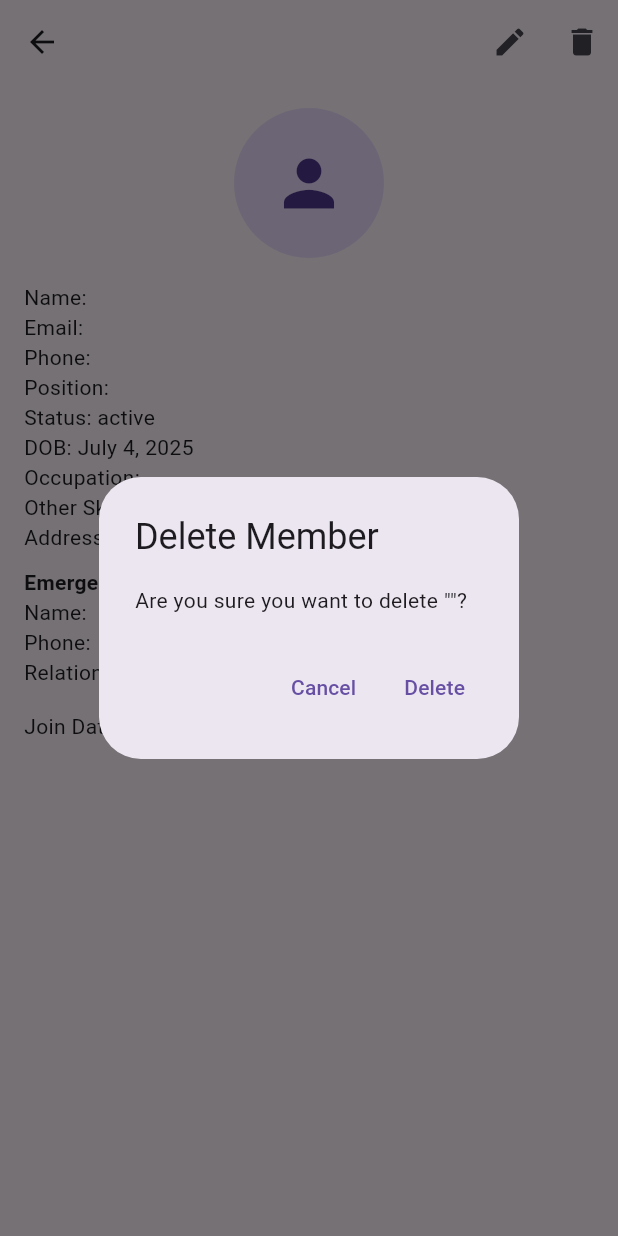
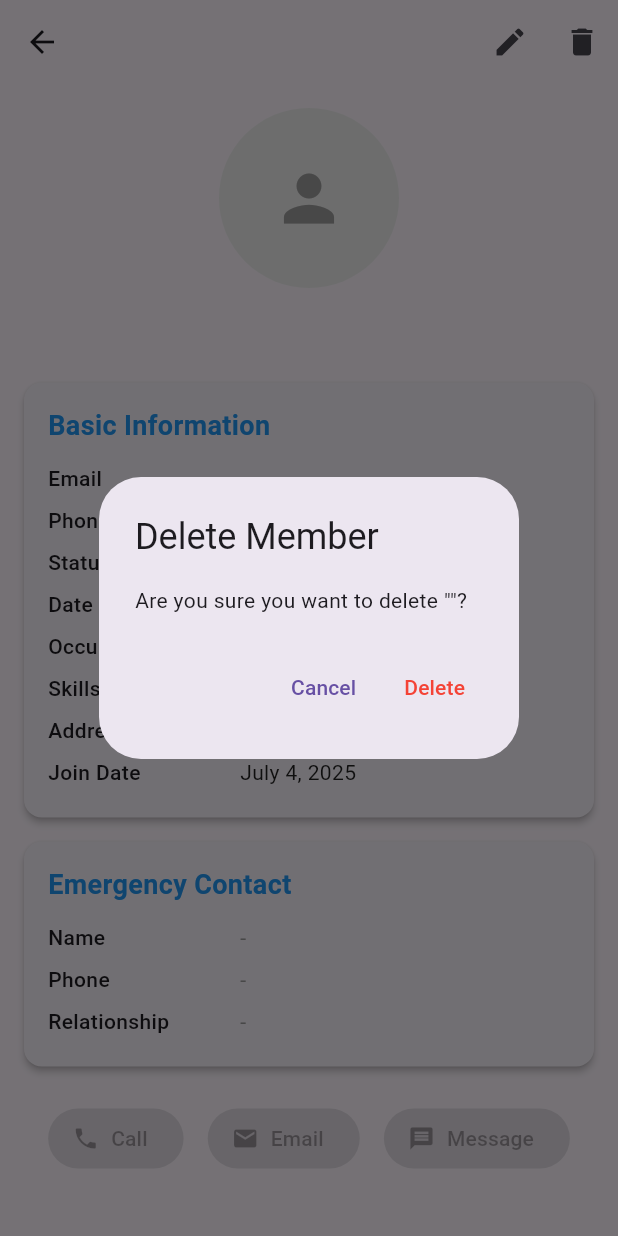
Before and after one commit to zigahchristian/flutter_Societas, a Flutter app: the MemberDetailPage screen opened directly with empty values, after a tap on the "delete" icon, on a phone screen of 412 x 824 dp. Run offline on Flutter 3.47's test engine with Material 3 defaults, Android fonts, the light colour scheme and no system bars; our stand-ins replace flutter_dotenv, google_sign_in, shared_preferences; missing offline and left inert: postgres; accounts and stored records are empty; network calls fail.

Commit message:
Update member Details

```diff
--- a/lib/screens/members/member_details.dart
+++ b/lib/screens/members/member_details.dart
@@ -32,7 +32,7 @@ class MemberDetailPage extends StatelessWidget {
           ),
           TextButton(
             onPressed: () => Navigator.pop(context, true),
-            child: const Text('Delete'),
+            child: const Text('Delete', style: TextStyle(color: Colors.red)),
           ),
         ],
       ),
@@ -45,11 +45,11 @@ class MemberDetailPage extends StatelessWidget {
           listen: false,
         ).deleteMember(member.id!);
 
-        ScaffoldMessenger.of(
-          context,
-        ).showSnackBar(const SnackBar(content: Text('Member deleted')));
+        ScaffoldMessenger.of(context).showSnackBar(
+          const SnackBar(content: Text('Member deleted successfully')),
+        );
 
-        Navigator.pop(context); // Go back to list
+        Navigator.pop(context);
       } catch (e) {
         ScaffoldMessenger.of(context).showSnackBar(
           const SnackBar(content: Text('Failed to delete member')),
@@ -60,7 +60,59 @@ class MemberDetailPage extends StatelessWidget {
 
   String _formatDate(DateTime? date) {
     if (date == null) return '-';
-    return DateFormat.yMMMMd().format(date); // Example: June 23, 2025
+    return DateFormat.yMMMMd().format(date);
+  }
+
+  Widget _buildInfoCard(String title, List<Widget> children) {
+    return Card(
+      margin: const EdgeInsets.only(bottom: 16),
+      elevation: 2,
+      child: Padding(
+        padding: const EdgeInsets.all(16),
+        child: Column(
+          crossAxisAlignment: CrossAxisAlignment.start,
+          children: [
+            Text(
+              title,
+              style: const TextStyle(
+                fontSize: 18,
+                fontWeight: FontWeight.bold,
+                color: Colors.blue,
+              ),
+            ),
+            const SizedBox(height: 8),
+            ...children,
+          ],
+        ),
+      ),
+    );
+  }
+
+  Widget _buildInfoRow(String label, String value) {
+    return Padding(
+      padding: const EdgeInsets.symmetric(vertical: 4),
+      child: Row(
+        crossAxisAlignment: CrossAxisAlignment.start,
+        children: [
+          SizedBox(
+            width: 120,
+            child: Text(
+              label,
+              style: const TextStyle(fontWeight: FontWeight.w500),
+            ),
+          ),
+          const SizedBox(width: 8),
+          Expanded(
+            child: Text(
+              value.isNotEmpty ? value : '-',
+              style: TextStyle(
+                color: value.isNotEmpty ? Colors.black87 : Colors.grey,
+              ),
+            ),
+          ),
+        ],
+      ),
+    );
   }
 
   @override
@@ -71,21 +123,26 @@ class MemberDetailPage extends StatelessWidget {
         actions: [
           IconButton(
             icon: const Icon(Icons.edit),
+            tooltip: 'Edit',
             onPressed: () => _editMember(context),
           ),
           IconButton(
             icon: const Icon(Icons.delete),
+            tooltip: 'Delete',
             onPressed: () => _deleteMember(context),
           ),
         ],
       ),
-      body: Padding(
+      body: SingleChildScrollView(
         padding: const EdgeInsets.all(16),
-        child: ListView(
+        child: Column(
           children: [
             Center(
-              child: CircleAvatar(
-                radius: 50,
+              child: Column(
+                children: [
+                  CircleAvatar(
+                    radius: 60,
+                    backgroundColor: Colors.grey[200],
                     backgroundImage:
                         member.profilepicture != null &&
                             member.profilepicture!.isNotEmpty
@@ -94,30 +151,82 @@ class MemberDetailPage extends StatelessWidget {
                     child:
                         member.profilepicture == null ||
                             member.profilepicture!.isEmpty
-                    ? const Icon(Icons.person, size: 50)
+                        ? const Icon(Icons.person, size: 50, color: Colors.grey)
                         : null,
                   ),
+                  const SizedBox(height: 8),
+                  Text(
+                    member.membername,
+                    style: const TextStyle(
+                      fontSize: 22,
+                      fontWeight: FontWeight.bold,
                     ),
-            const SizedBox(height: 16),
-            Text('Name: ${member.membername}'),
-            Text('Email: ${member.email ?? '-'}'),
-            Text('Phone: ${member.phone ?? '-'}'),
-            Text('Position: ${member.position ?? '-'}'),
-            Text('Status: ${member.status}'),
-            Text('DOB: ${_formatDate(member.dateofbirth)}'),
-            Text('Occupation: ${member.occupation ?? '-'}'),
-            Text('Other Skills: ${member.otherskills ?? '-'}'),
-            Text('Address: ${member.memberaddress ?? '-'}'),
-            const SizedBox(height: 10),
-            const Text(
-              'Emergency Contact:',
-              style: TextStyle(fontWeight: FontWeight.bold),
                   ),
-            Text('Name: ${member.emergencycontactname ?? '-'}'),
-            Text('Phone: ${member.emergencycontactphone ?? '-'}'),
-            Text('Relationship: ${member.emergencycontactrelationship ?? '-'}'),
-            const SizedBox(height: 16),
-            Text('Join Date: ${_formatDate(member.joindate)}'),
+                  if (member.position != null && member.position!.isNotEmpty)
+                    Padding(
+                      padding: const EdgeInsets.only(top: 4),
+                      child: Text(
+                        member.position!,
+                        style: TextStyle(fontSize: 16, color: Colors.grey[600]),
+                      ),
+                    ),
+                ],
+              ),
+            ),
+            const SizedBox(height: 24),
+
+            // Basic Information Card
+            _buildInfoCard('Basic Information', [
+              _buildInfoRow('Email', member.email ?? ''),
+              _buildInfoRow('Phone', member.phone ?? ''),
+              _buildInfoRow('Status', member.status.toString()),
+              _buildInfoRow('Date of Birth', _formatDate(member.dateofbirth)),
+              _buildInfoRow('Occupation', member.occupation ?? ''),
+              _buildInfoRow('Skills', member.otherskills ?? ''),
+              _buildInfoRow('Address', member.memberaddress ?? ''),
+              _buildInfoRow('Join Date', _formatDate(member.joindate)),
+            ]),
+
+            // Emergency Contact Card
+            _buildInfoCard('Emergency Contact', [
+              _buildInfoRow('Name', member.emergencycontactname ?? ''),
+              _buildInfoRow('Phone', member.emergencycontactphone ?? ''),
+              _buildInfoRow(
+                'Relationship',
+                member.emergencycontactrelationship ?? '',
+              ),
+            ]),
+
+            // Additional Actions
+            Padding(
+              padding: const EdgeInsets.symmetric(vertical: 8),
+              child: Row(
+                mainAxisAlignment: MainAxisAlignment.spaceEvenly,
+                children: [
+                  ElevatedButton.icon(
+                    icon: const Icon(Icons.phone, size: 18),
+                    label: const Text('Call'),
+                    onPressed: member.phone != null && member.phone!.isNotEmpty
+                        ? () {} // Implement call functionality
+                        : null,
+                  ),
+                  ElevatedButton.icon(
+                    icon: const Icon(Icons.email, size: 18),
+                    label: const Text('Email'),
+                    onPressed: member.email != null && member.email!.isNotEmpty
+                        ? () {} // Implement email functionality
+                        : null,
+                  ),
+                  ElevatedButton.icon(
+                    icon: const Icon(Icons.message, size: 18),
+                    label: const Text('Message'),
+                    onPressed: member.phone != null && member.phone!.isNotEmpty
+                        ? () {} // Implement messaging functionality
+                        : null,
+                  ),
+                ],
+              ),
+            ),
           ],
         ),
       ),
--- a/lib/screens/members/member_list.dart
+++ b/lib/screens/members/member_list.dart
@@ -235,8 +235,8 @@ class _MemberViewPageState extends State<MemberViewPage> {
       ),
       floatingActionButton: FloatingActionButton(
         onPressed: () => _navigateToAddMember(context),
+        tooltip: 'Add new member',
         child: const Icon(Icons.add),
-        tooltip: 'Add new member',
       ),
     );
   }
```
Lines whose indentation alone changed are shown as unchanged.
